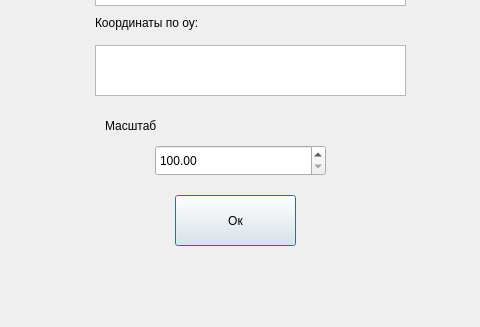
Above: untitled.ui from Zhamilekin/API-application before the change; both pictures show x 85 to 565 and y 535 to 862 of the 673 by 862 pixel window. Below: the same form after it.
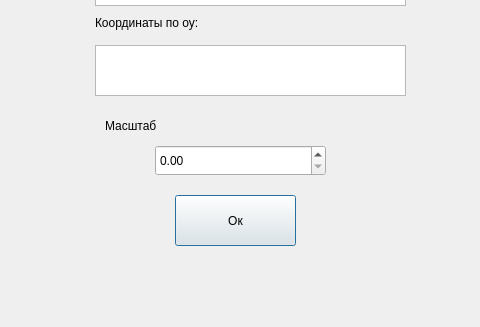
That is the form after the change.

Commit message: 1 задача

Diff of the .ui file:
```diff
--- a/untitled.ui
+++ b/untitled.ui
@@ -85,10 +85,10 @@
     </rect>
    </property>
    <property name="minimum">
-    <double>100.000000000000000</double>
+    <double>0.000000000000000</double>
    </property>
    <property name="maximum">
-    <double>300.000000000000000</double>
+    <double>17.000000000000000</double>
    </property>
    <property name="singleStep">
     <double>50.000000000000000</double>
```
Left out of the diff: 2 changed lines with no effect on the pictures. The commit also changes 1 other file.
